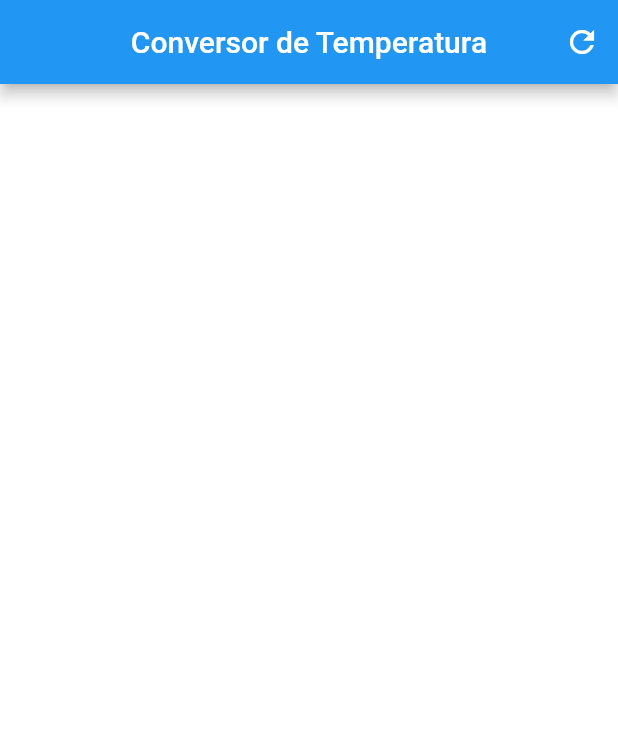
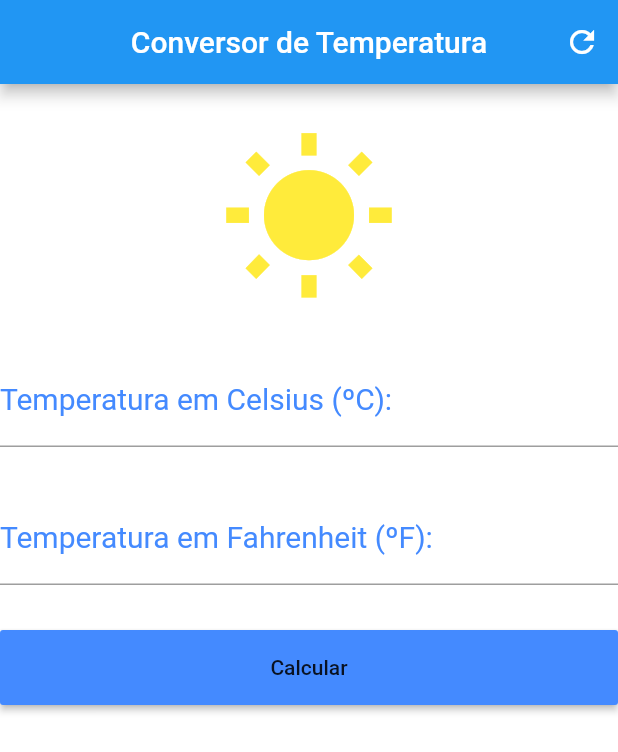
Before and after one commit to lucasrbarboza/mobile-flutter-conversor, a Flutter app: the screen it shows after launch, on a phone screen of 412 x 824 dp. Shown: the top 752 px of the screen. Run offline on Flutter 3.47's test engine with Material 2 defaults, Android fonts, the phone set to English and light mode, and no system bars.

Commit message:
Added Spacer, tempCelsius, tempFahrenheit, containerBtn, button

```diff
--- a/lib/main.dart
+++ b/lib/main.dart
@@ -1,7 +1,7 @@
 import  'package:flutter/material.dart';
 
 void main() => runApp(MaterialApp(
-  home: Home()
+    home: Home()
 ));
 
 class Home extends StatefulWidget {
@@ -23,9 +23,37 @@ class _HomeState extends State<Home> {
         )
       ],
     );
+    Icon icon = Icon(Icons.wb_sunny, size: 120, color: Colors.yellow);
+    Container spacer = Container(height: 30);
+    TextStyle styleDecoration = TextStyle(color: Colors.blueAccent, fontSize: 20);
+    TextStyle styleField = TextStyle(color: Colors.indigo);
+    TextField tempCelsius = TextField(
+      keyboardType: TextInputType.number,
+      decoration: InputDecoration(labelText: "Temperatura em Celsius (ºC):", labelStyle: styleDecoration),
+      textAlign: TextAlign.center,
+      style: styleField,
+    );
+    TextField tempFahrenheit = TextField(
+      keyboardType: TextInputType.number,
+      decoration: InputDecoration(labelText: "Temperatura em Fahrenheit (ºF):", labelStyle: styleDecoration),
+      textAlign: TextAlign.center,
+      style: styleField,
+    );
+    RaisedButton raisedButton = RaisedButton(onPressed: (){
+    }, child: Text("Calcular"), color: Colors.blueAccent,);
+    Container containerBtn = Container(height: 50, child: raisedButton);
     Column column = Column(
       crossAxisAlignment: CrossAxisAlignment.stretch,
-      children: <Widget>[],
+      children: <Widget>[
+        spacer,
+        icon,
+        spacer,
+        tempCelsius,
+        spacer,
+        tempFahrenheit,
+        spacer,
+        containerBtn
+      ],
     );
     Scaffold scaffold = Scaffold(
       appBar: appBar,
```
